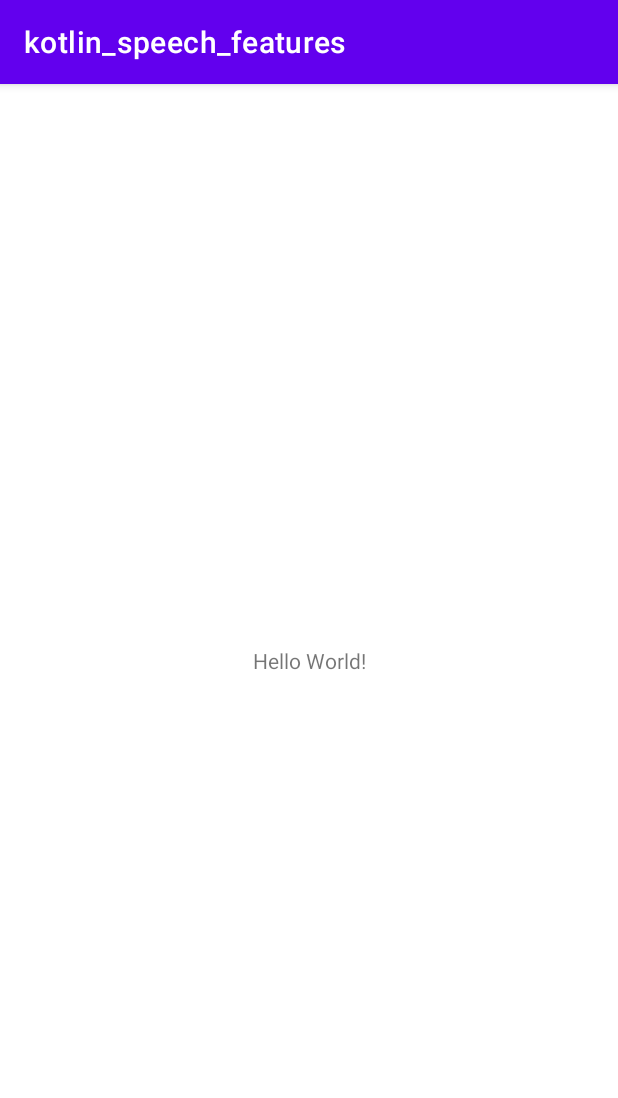
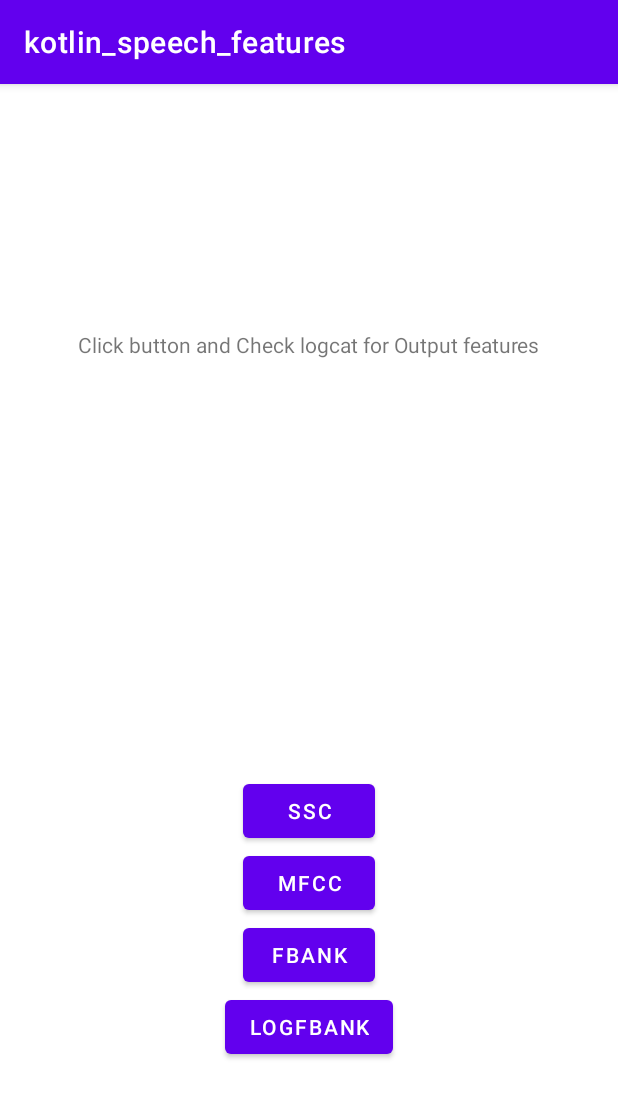
Before and after one commit to EmergenceAI/kotlin_speech_features, an Android app: the screen it shows after launch (MainActivity), on a phone screen of 412 x 824 dp. Shown: the top 1098 px of the screen. Run offline under Robolectric (Android 15) with nearby library versions, the light colour scheme and no system bars.

Commit message:
Added temp function calls

```diff
--- a/app/build.gradle
+++ b/app/build.gradle
@@ -1,6 +1,7 @@
 plugins {
     id 'com.android.application'
     id 'org.jetbrains.kotlin.android'
+    id 'kotlin-android-extensions' // to enable ID imports in kotlin
 }
 
 android {
--- a/app/src/main/res/layout/activity_main.xml
+++ b/app/src/main/res/layout/activity_main.xml
@@ -6,13 +6,48 @@
     android:layout_height="match_parent"
     tools:context=".MainActivity">
 
-    <TextView
+    <Button
+        android:id="@+id/logfbank"
         android:layout_width="wrap_content"
         android:layout_height="wrap_content"
-        android:text="Hello World!"
-        app:layout_constraintBottom_toBottomOf="parent"
+        android:text="logfbank"
         app:layout_constraintEnd_toEndOf="parent"
         app:layout_constraintStart_toStartOf="parent"
+        app:layout_constraintTop_toBottomOf="@+id/fbank" />
+
+    <Button
+        android:id="@+id/mfcc"
+        android:layout_width="wrap_content"
+        android:layout_height="wrap_content"
+        android:text="mfcc"
+        app:layout_constraintStart_toStartOf="@+id/ssc"
+        app:layout_constraintTop_toBottomOf="@+id/ssc" />
+
+    <Button
+        android:id="@+id/fbank"
+        android:layout_width="wrap_content"
+        android:layout_height="wrap_content"
+        android:text="fbank"
+        app:layout_constraintStart_toStartOf="@+id/mfcc"
+        app:layout_constraintTop_toBottomOf="@+id/mfcc" />
+
+    <Button
+        android:id="@+id/ssc"
+        android:layout_width="wrap_content"
+        android:layout_height="wrap_content"
+        android:layout_marginStart="12dp"
+        android:layout_marginBottom="259dp"
+        android:text="ssc"
+        app:layout_constraintBottom_toBottomOf="parent"
+        app:layout_constraintStart_toStartOf="@+id/logfbank" />
+
+    <TextView
+        android:id="@+id/textView"
+        android:layout_width="wrap_content"
+        android:layout_height="wrap_content"
+        android:layout_marginStart="52dp"
+        android:layout_marginTop="164dp"
+        android:text="Click button and Check logcat for Output features"
+        app:layout_constraintStart_toStartOf="parent"
         app:layout_constraintTop_toTopOf="parent" />
-
 </androidx.constraintlayout.widget.ConstraintLayout>
```
Also changed, not shown: app/src/main/java/com/xio/kotlin_speech_features/MainActivity.kt (+66 -3 lines).
